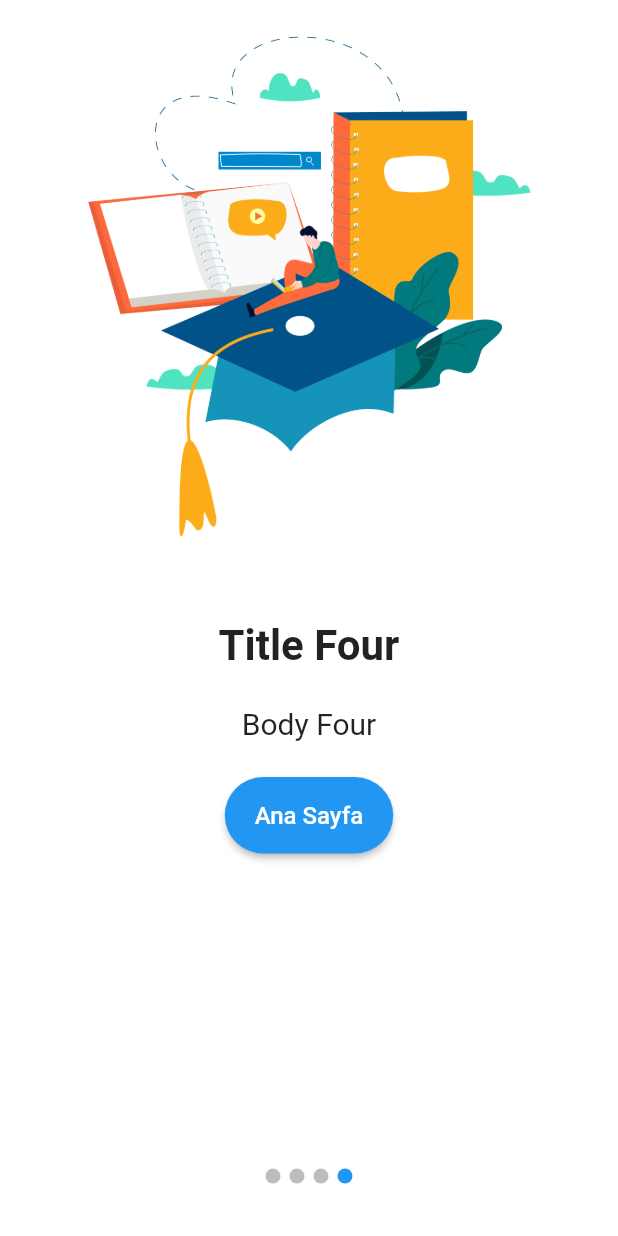
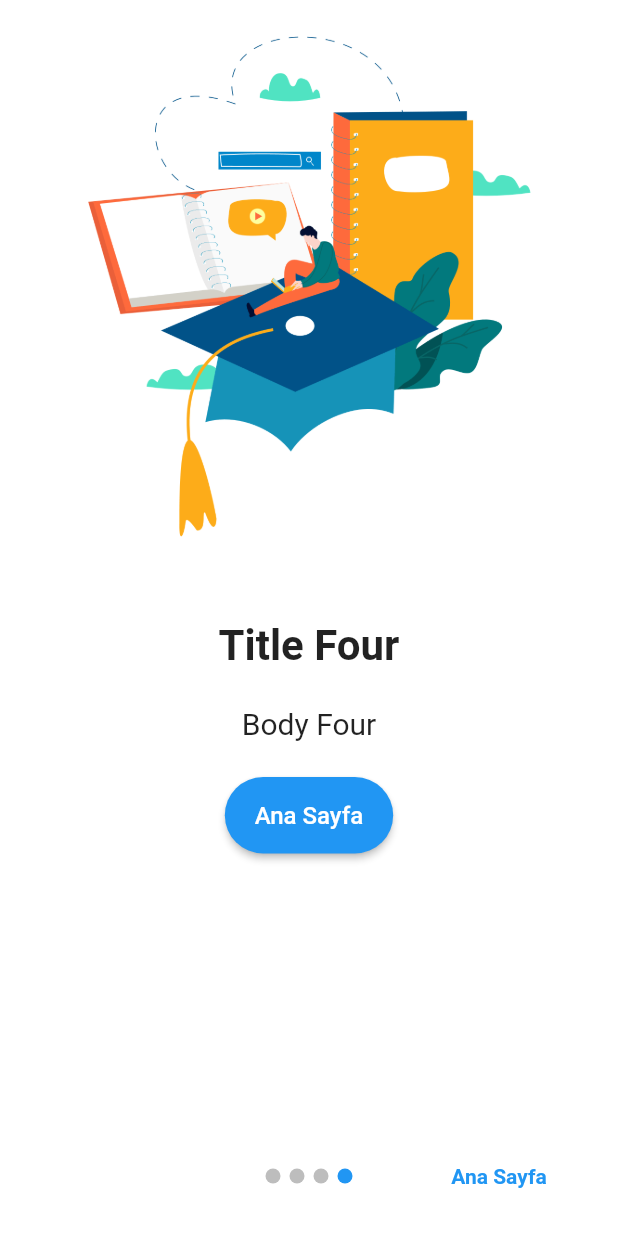
Before and after one commit to yalgettekin/Takim57, a Flutter app: the screen it shows after launch, swiped to page 4, on a phone screen of 412 x 824 dp. Run offline on Flutter 3.47's test engine with Material 2 defaults, Android fonts, the light colour scheme and no system bars; drawn by our look-alikes of introduction_screen; our stand-ins replace hive, hive_flutter; accounts and stored records are empty.

Commit message:
Add user first login control and onboarding screen passing

```diff
--- a/lib/Screens/BottomNavigationController.dart
+++ b/lib/Screens/BottomNavigationController.dart
@@ -1,18 +1,22 @@
 // ignore_for_file: file_names
 
 import 'package:flutter/material.dart';
+import 'package:flutter_application_1/Screens/OnboardingScreen.dart';
 import 'ProfileTab.dart';
 import 'BoardTab.dart';
 import 'LeaderboardTab.dart';
+import 'package:hive/hive.dart';
 
 class BottomNavigationController extends StatefulWidget {
   const BottomNavigationController({Key? key}) : super(key: key);
 
   @override
-  State<BottomNavigationController> createState() => _BottomNavigationControllerState();
+  State<BottomNavigationController> createState() =>
+      _BottomNavigationControllerState();
 }
 
-class _BottomNavigationControllerState extends State<BottomNavigationController> {
+class _BottomNavigationControllerState
+    extends State<BottomNavigationController> {
   int _selectedIndex = 0;
   static const List<Widget> _widgetOptions = <Widget>[
     BoardTab(),
@@ -28,7 +32,12 @@ class _BottomNavigationControllerState extends State<BottomNavigationController>
 
   @override
   Widget build(BuildContext context) {
-    return Scaffold(
+    final box = Hive.box('');
+    bool firstTimeState = box.get('introduction') ?? true;
+
+    return firstTimeState
+        ? const OnboardingScreen()
+        : Scaffold(
             body: Center(
               child: _widgetOptions.elementAt(_selectedIndex),
             ),
--- a/lib/Screens/OnboardingScreen.dart
+++ b/lib/Screens/OnboardingScreen.dart
@@ -4,13 +4,17 @@ import 'package:flutter/material.dart';
 import 'package:introduction_screen/introduction_screen.dart';
 import '../Buttons/OnboardingButtonWidget.dart';
 import 'BottomNavigationController.dart';
+import 'package:hive/hive.dart';
 
 class OnboardingScreen extends StatelessWidget {
   const OnboardingScreen({Key? key}) : super(key: key);
 
   @override
-  Widget build(BuildContext context) => SafeArea(
-        child: IntroductionScreen(
+  Widget build(BuildContext context) {
+    final box = Hive.box('');
+
+    return Scaffold(
+      body: IntroductionScreen(
         pages: [
           PageViewModel(
             title: 'Title One',
@@ -35,22 +39,32 @@ class OnboardingScreen extends StatelessWidget {
             body: 'Body Four',
             footer: OnboardingButtonWidget(
               text: 'Ana Sayfa',
-                onClicked: () => goToHomeScreen(context),
+              onClicked: () {
+                box.put('introduction', false);
+                goToHomeScreen(context);
+              },
             ),
             image: buildImage('assets/learn.png'),
             decoration: getPageDecoration(),
           ),
         ],
-          done: const Text('Geç', style: TextStyle(fontWeight: FontWeight.w600)),
-          onDone: () => goToHomeScreen(context),
-          showDoneButton: false,
+        onDone: () {
+          box.put('introduction', false);
+          goToHomeScreen(context);
+        },
+        showDoneButton: true,
         showSkipButton: true,
         skip: const Text('Geç'),
-          onSkip: () => goToHomeScreen(context),
         next: const Icon(Icons.arrow_forward),
+        onSkip: () {
+          box.put('introduction', false);
+          goToHomeScreen(context);
+        },
+        done: const Text('Ana Sayfa', style: TextStyle(fontWeight: FontWeight.w600)),
         dotsDecorator: getDotDecoration(),
       ),
     );
+  }
 
   void goToHomeScreen(context) => Navigator.of(context).pushReplacement(
         MaterialPageRoute(builder: (_) => const BottomNavigationController()),
@@ -64,9 +78,8 @@ class OnboardingScreen extends StatelessWidget {
         activeSize: const Size(10.0, 10.0),
         color: Colors.black26,
         spacing: const EdgeInsets.symmetric(horizontal: 3.0),
-        activeShape: RoundedRectangleBorder(
-        borderRadius: BorderRadius.circular(25.0)
-        ),
+        activeShape:
+            RoundedRectangleBorder(borderRadius: BorderRadius.circular(25.0)),
       );
 
   PageDecoration getPageDecoration() => const PageDecoration(
--- a/lib/main.dart
+++ b/lib/main.dart
@@ -1,6 +1,9 @@
 import 'package:flutter/material.dart';
-import 'Screens/OnboardingScreen.dart';
-void main() {
+import 'package:flutter_application_1/Screens/BottomNavigationController.dart';
+import 'package:hive_flutter/hive_flutter.dart';
+void main() async {
+  await Hive.initFlutter();
+  await Hive.openBox('');
   runApp(const SurveyApp());
 }
 
@@ -12,7 +15,7 @@ class SurveyApp extends StatelessWidget {
 
     return const MaterialApp(
       debugShowCheckedModeBanner: false,
-      home: OnboardingScreen(),
+      home: BottomNavigationController(),
     );
   }
 }
--- a/pubspec.yaml
+++ b/pubspec.yaml
@@ -13,6 +13,8 @@ dependencies:
   cupertino_icons: ^1.0.2
   introduction_screen: ^3.0.1
   dots_indicator: ^2.1.0
+  hive: ^2.1.0
+  hive_flutter: ^1.1.0
 
 dev_dependencies:
   flutter_test:
```
Also changed, not shown: pubspec.lock, 10 other files. Lines whose indentation alone changed are shown as unchanged.
